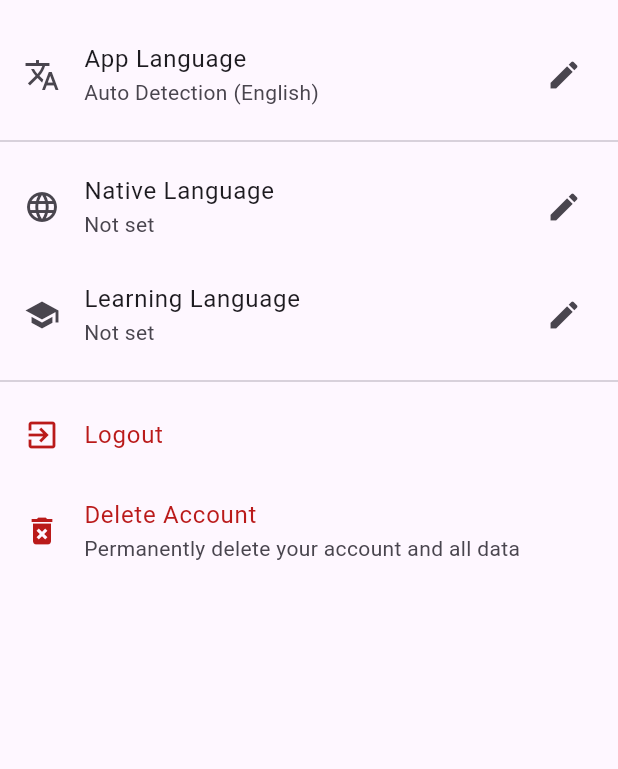
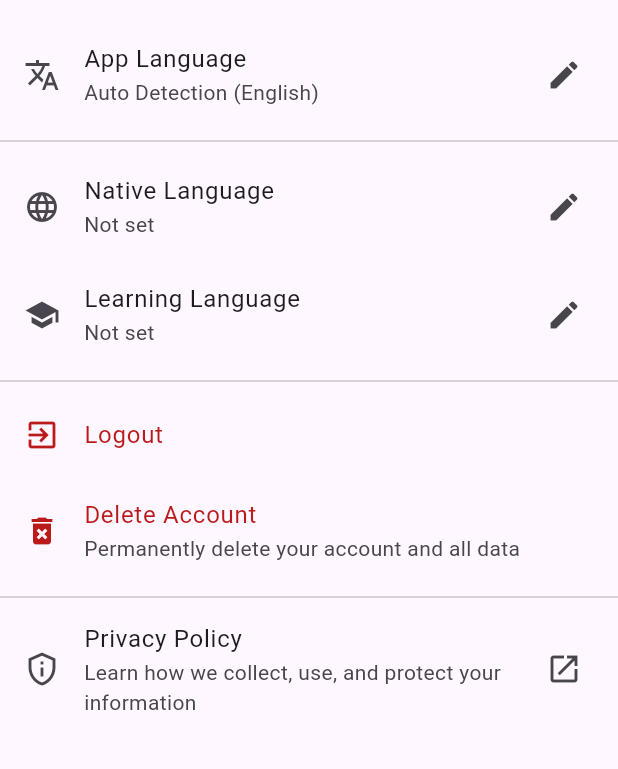
Before and after one commit to shukebeta/new_words, a Flutter app: the SettingsScreen screen opened directly, on a phone screen of 412 x 824 dp, the part 63-832 px from its top. Run offline on Flutter 3.47's test engine with Material 3 defaults, Android fonts, the phone set to English and light mode, and no system bars; our stand-ins replace dio, flutter_dotenv, flutter_markdown, get_it, logger, shared_preferences; missing offline and left inert: dart_jsonwebtoken, lazy_load_indexed_stack; accounts and stored records are empty; generated files the repository leaves out were written again; network calls fail.

Commit message:
Add privacy policy screen with localization support

```diff
--- a/lib/common/constants/routes.dart
+++ b/lib/common/constants/routes.dart
@@ -5,6 +5,7 @@ class Routes {
   static const String mainMenu = '/main-menu';
   static const String settings = '/settings';
   static const String deleteAccount = '/account/delete';
+  static const String privacyPolicy = '/privacy-policy';
   static const String newWordsList = '/new-words-list';
   static const String wordDetail = '/word-detail';
 
--- a/lib/features/auth/presentation/login_screen.dart
+++ b/lib/features/auth/presentation/login_screen.dart
@@ -133,6 +133,11 @@ class _LoginScreenState extends State<LoginScreen> {
                   onPressed: () => _navigateToRegister(context),
                   child: const Text('Don\'t have an account? Register'),
                 ),
+                const SizedBox(height: 16),
+                TextButton(
+                  onPressed: () => Navigator.of(context).pushNamed('/privacy-policy'),
+                  child: const Text('Privacy Policy'),
+                ),
               ],
             ),
           ),
--- a/lib/features/settings/presentation/settings_screen.dart
+++ b/lib/features/settings/presentation/settings_screen.dart
@@ -396,6 +396,14 @@ class _SettingsScreenState extends State<SettingsScreen> {
                 subtitle: Text(localizations.deleteAccountSubtitle),
                 onTap: () => _showDeleteAccountConfirmation(context),
               ),
+              const Divider(),
+              ListTile(
+                leading: const Icon(Icons.privacy_tip_outlined),
+                title: Text(localizations.privacyPolicy),
+                subtitle: Text(localizations.privacyPolicySubtitle),
+                trailing: const Icon(Icons.open_in_new),
+                onTap: () => Navigator.of(context).pushNamed('/privacy-policy'),
+              ),
               // Add other settings items here as needed
             ],
           );
--- a/lib/l10n/app_en.arb
+++ b/lib/l10n/app_en.arb
@@ -135,5 +135,52 @@
   "finalWarningTitle": "This is your final warning!",
   "deleteAccountPermanently": "DELETE ACCOUNT PERMANENTLY",
   "typeIAgreeToEnable": "Type \"I AGREE\" to enable deletion",
-  "finalConfirmationQuestion": "Are you absolutely sure you want to delete your account permanently?"
+  "finalConfirmationQuestion": "Are you absolutely sure you want to delete your account permanently?",
+  "privacyPolicy": "Privacy Policy",
+  "privacyPolicySubtitle": "Learn how we collect, use, and protect your information",
+  "lastUpdated": "Last Updated",
+  "tableOfContents": "Table of Contents",
+  "informationWeCollect": "Information We Collect",
+  "howWeUseInformation": "How We Use Information",
+  "dataStorageAndSecurity": "Data Storage and Security",
+  "thirdPartyServices": "Third-Party Services",
+  "yourRights": "Your Rights",
+  "contactInformation": "Contact Information",
+  "policyUpdates": "Policy Updates",
+  "informationWeCollectDescription": "We collect information you provide directly to us when using the New Words vocabulary learning app.",
+  "personalInformation": "Personal Information",
+  "emailAddress": "Email address (for account creation and authentication)",
+  "passwordEncrypted": "Password (encrypted and securely stored)",
+  "languagePreferences": "Native and learning language preferences",
+  "learningData": "Learning Data",
+  "vocabularyWords": "Vocabulary words you add for learning",
+  "aiGeneratedExplanations": "AI-generated explanations and stories",
+  "learningProgress": "Learning progress and statistics",
+  "storiesAndFavorites": "Stories and favorites you create",
+  "howWeUseInformationDescription": "We use the information we collect to provide, maintain, and improve our vocabulary learning service.",
+  "provideAppFunctionality": "Provide core app functionality and features",
+  "generateAIExplanations": "Generate AI-powered word explanations and stories",
+  "trackLearningProgress": "Track your learning progress and vocabulary mastery",
+  "manageUserAccount": "Manage your user account and authentication",
+  "processSubscriptions": "Process premium subscriptions through Google Play",
+  "dataStorageDescription": "We store your data both locally on your device and on our secure servers.",
+  "localStorage": "Local Storage (on your device)",
+  "authenticationTokens": "Authentication tokens and session data",
+  "userPreferences": "User interface preferences and settings",
+  "appSettings": "App configuration and offline data",
+  "serverStorage": "Server Storage (encrypted and secure)",
+  "accountInformation": "Account information and user profile",
+  "vocabularyAndProgress": "Vocabulary words and learning progress",
+  "aiGeneratedContent": "AI-generated explanations and stories",
+  "thirdPartyServicesDescription": "We use minimal third-party services to provide our app functionality.",
+  "googlePlayBilling": "Google Play Billing: For processing premium subscriptions (handled by Google)",
+  "noAnalyticsTracking": "We do not use analytics, advertising, or tracking services that collect your personal information.",
+  "yourRightsDescription": "You have the following rights regarding your personal data:",
+  "accessYourData": "Access and view all data we have about you",
+  "updateYourInformation": "Update or correct your account information",
+  "deleteYourAccount": "Delete your account and all associated data permanently",
+  "accountDeletionAvailable": "Account Deletion Available",
+  "accountDeletionDescription": "You can permanently delete your account and all data through our secure deletion process.",
+  "contactInformationDescription": "If you have questions about this Privacy Policy or our data practices, please contact us:",
+  "policyUpdatesDescription": "We may update this Privacy Policy from time to time. We will notify users of any material changes by posting the new Privacy Policy in the app and updating the \"Last Updated\" date. Continued use of the app after changes constitutes acceptance of the updated policy."
 }
```
Also changed, not shown: lib/features/legal/presentation/privacy_policy_screen.dart (added, +341 -0 lines), lib/l10n/app_zh.arb (+48 -1 lines), lib/main.dart (+7 -0 lines).
